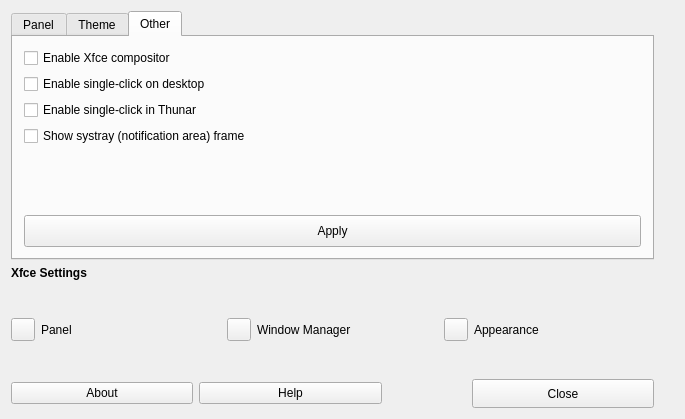
Above: tweak/defaultlook.ui from MX-Linux/mx-tweak before the change. Below: the same form after it.
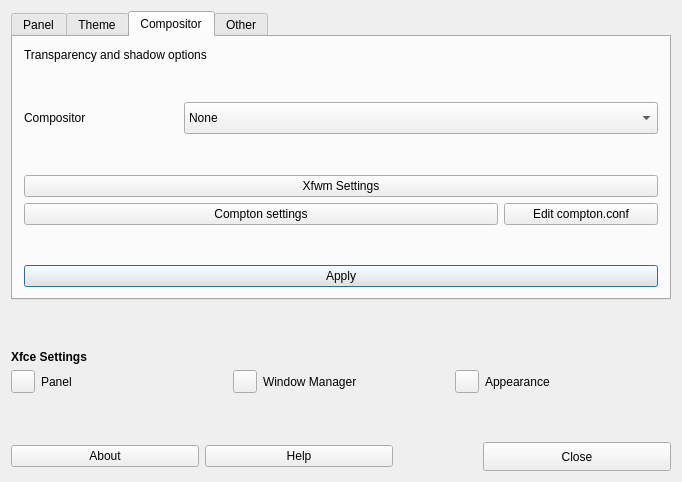
That is the form after the change. Icons and pictures are not drawn.

Commit message: added compositor tab, misc. features

```diff
--- a/tweak/defaultlook.ui
+++ b/tweak/defaultlook.ui
@@ -6,8 +6,8 @@
    <rect>
     <x>0</x>
     <y>0</y>
-    <width>685</width>
-    <height>419</height>
+    <width>682</width>
+    <height>482</height>
    </rect>
   </property>
   <property name="minimumSize">
@@ -24,229 +24,10 @@
     <normaloff>../../../../usr/share/pixmaps/mx-tweak.png</normaloff>../../../../usr/share/pixmaps/mx-tweak.png</iconset>
   </property>
   <widget class="QWidget" name="centralWidget">
-   <layout class="QGridLayout" name="gridLayout_4">
-    <item row="1" column="0">
-     <widget class="QLabel" name="label_7">
-      <property name="font">
-       <font>
-        <weight>75</weight>
-        <bold>true</bold>
-       </font>
-      </property>
-      <property name="text">
-       <string>Xfce Settings</string>
-      </property>
-     </widget>
-    </item>
-    <item row="2" column="2">
-     <spacer name="verticalSpacer_2">
-      <property name="orientation">
-       <enum>Qt::Vertical</enum>
-      </property>
-      <property name="sizeType">
-       <enum>QSizePolicy::MinimumExpanding</enum>
-      </property>
-      <property name="sizeHint" stdset="0">
-       <size>
-        <width>20</width>
-        <height>18</height>
-       </size>
-      </property>
-     </spacer>
-    </item>
-    <item row="3" column="0" colspan="2">
-     <layout class="QHBoxLayout" name="horizontalLayout">
-      <item>
-       <widget class="QToolButton" name="toolButtonXFCEpanelSettings">
-        <property name="toolTip">
-         <string>&lt;html&gt;&lt;head/&gt;&lt;body&gt;&lt;p&gt;Customize the panel&lt;/p&gt;&lt;/body&gt;&lt;/html&gt;</string>
-        </property>
-        <property name="text">
-         <string/>
-        </property>
-        <property name="icon">
-         <iconset theme="xfce4-panel">
-          <normaloff/>
-         </iconset>
-        </property>
-       </widget>
-      </item>
-      <item>
-       <widget class="QLabel" name="label_4">
-        <property name="text">
-         <string>Panel</string>
-        </property>
-       </widget>
-      </item>
-      <item>
-       <widget class="QToolButton" name="toolButtonXFCEWMsettings">
-        <property name="toolTip">
-         <string>&lt;html&gt;&lt;head/&gt;&lt;body&gt;&lt;p&gt;Configure window behavior and shortcuts&lt;/p&gt;&lt;/body&gt;&lt;/html&gt;</string>
-        </property>
-        <property name="text">
-         <string/>
-        </property>
-        <property name="icon">
-         <iconset theme="xfwm4">
-          <normaloff/>
-         </iconset>
-        </property>
-       </widget>
-      </item>
-      <item>
-       <widget class="QLabel" name="label_6">
-        <property name="text">
-         <string>Window Manager</string>
-        </property>
-       </widget>
-      </item>
-      <item>
-       <widget class="QToolButton" name="toolButtonXFCEAppearance">
-        <property name="toolTip">
-         <string>&lt;html&gt;&lt;head/&gt;&lt;body&gt;&lt;p&gt;Customize the look of your desktop&lt;/p&gt;&lt;/body&gt;&lt;/html&gt;</string>
-        </property>
-        <property name="text">
-         <string/>
-        </property>
-        <property name="icon">
-         <iconset theme="preferences-desktop-theme">
-          <normaloff/>
-         </iconset>
-        </property>
-       </widget>
-      </item>
-      <item>
-       <widget class="QLabel" name="label_5">
-        <property name="text">
-         <string>Appearance</string>
-        </property>
-       </widget>
-      </item>
-     </layout>
-    </item>
-    <item row="4" column="1">
-     <spacer name="verticalSpacer">
-      <property name="orientation">
-       <enum>Qt::Vertical</enum>
-      </property>
-      <property name="sizeHint" stdset="0">
-       <size>
-        <width>20</width>
-        <height>15</height>
-       </size>
-      </property>
-     </spacer>
-    </item>
-    <item row="5" column="0" colspan="2">
-     <layout class="QGridLayout" name="gridLayout_2">
-      <item row="0" column="2">
-       <spacer name="horizontalSpacer1">
-        <property name="orientation">
-         <enum>Qt::Horizontal</enum>
-        </property>
-        <property name="sizeType">
-         <enum>QSizePolicy::Minimum</enum>
-        </property>
-        <property name="sizeHint" stdset="0">
-         <size>
-          <width>28</width>
-          <height>29</height>
-         </size>
-        </property>
-       </spacer>
-      </item>
-      <item row="0" column="3">
-       <widget class="QLabel" name="labelMX">
-        <property name="maximumSize">
-         <size>
-          <width>32</width>
-          <height>32</height>
-         </size>
-        </property>
-        <property name="midLineWidth">
-         <number>0</number>
-        </property>
-        <property name="text">
-         <string/>
-        </property>
-        <property name="pixmap">
-         <pixmap resource="images.qrc">:/icons/logo.png</pixmap>
-        </property>
-        <property name="scaledContents">
-         <bool>true</bool>
-        </property>
-       </widget>
-      </item>
-      <item row="0" column="4">
-       <spacer name="horizontalSpacer2">
-        <property name="orientation">
-         <enum>Qt::Horizontal</enum>
-        </property>
-        <property name="sizeType">
-         <enum>QSizePolicy::Minimum</enum>
-        </property>
-        <property name="sizeHint" stdset="0">
-         <size>
-          <width>18</width>
-          <height>29</height>
-         </size>
-        </property>
-       </spacer>
-      </item>
-      <item row="0" column="7">
-       <widget class="QPushButton" name="buttonCancel">
-        <property name="sizePolicy">
-         <sizepolicy hsizetype="Minimum" vsizetype="Preferred">
-          <horstretch>0</horstretch>
-          <verstretch>0</verstretch>
-         </sizepolicy>
-        </property>
-        <property name="toolTip">
-         <string>Quit application</string>
-        </property>
-        <property name="text">
-         <string>Close</string>
-        </property>
-        <property name="icon">
-         <iconset theme="window-close">
-          <normaloff/>
-         </iconset>
-        </property>
-        <property name="shortcut">
-         <string>Alt+N</string>
-        </property>
-        <property name="autoDefault">
-         <bool>true</bool>
-        </property>
-       </widget>
-      </item>
+   <layout class="QGridLayout" name="gridLayout_11">
       <item row="0" column="0">
-       <widget class="QPushButton" name="buttonAbout">
-        <property name="text">
-         <string>About</string>
-        </property>
-        <property name="icon">
-         <iconset theme="help-about">
-          <normaloff/>
-         </iconset>
-        </property>
-       </widget>
-      </item>
-      <item row="0" column="1">
-       <widget class="QPushButton" name="buttonHelp">
-        <property name="text">
-         <string>Help</string>
-        </property>
-        <property name="icon">
-         <iconset theme="help-contents">
-          <normaloff/>
-         </iconset>
-        </property>
-       </widget>
-      </item>
-     </layout>
-    </item>
-    <item row="0" column="0" colspan="2">
+     <layout class="QGridLayout" name="gridLayout_9">
+      <item row="0" column="0">
      <widget class="QTabWidget" name="tabWidget">
       <property name="tabPosition">
        <enum>QTabWidget::North</enum>
@@ -315,20 +96,6 @@
             </property>
            </widget>
           </item>
-          <item row="2" column="0">
-           <widget class="QCheckBox" name="checkHorz">
-            <property name="text">
-             <string>Display panel horizontally</string>
-            </property>
-           </widget>
-          </item>
-          <item row="4" column="0">
-           <widget class="QLabel" name="label_3">
-            <property name="text">
-             <string>&lt;html&gt;&lt;head/&gt;&lt;body&gt;&lt;p&gt;&lt;span style=&quot; font-weight:600;&quot;&gt;Affects all panels&lt;/span&gt;&lt;/p&gt;&lt;/body&gt;&lt;/html&gt;</string>
-            </property>
-           </widget>
-          </item>
           <item row="2" column="1">
            <widget class="QComboBox" name="comboboxHorzPostition">
             <item>
@@ -343,6 +110,13 @@
             </item>
            </widget>
           </item>
+            <item row="2" column="0">
+             <widget class="QCheckBox" name="checkHorz">
+              <property name="text">
+               <string>Display panel horizontally</string>
+              </property>
+             </widget>
+            </item>
           <item row="3" column="1">
            <widget class="QComboBox" name="comboboxVertpostition">
             <item>
@@ -357,6 +131,26 @@
             </item>
            </widget>
           </item>
+            <item row="4" column="0">
+             <widget class="QLabel" name="label_3">
+              <property name="text">
+               <string>&lt;html&gt;&lt;head/&gt;&lt;body&gt;&lt;p&gt;&lt;span style=&quot; font-weight:600;&quot;&gt;Affects all panels&lt;/span&gt;&lt;/p&gt;&lt;/body&gt;&lt;/html&gt;</string>
+              </property>
+             </widget>
+            </item>
+            <item row="8" column="0">
+             <spacer name="verticalSpacer_9">
+              <property name="orientation">
+               <enum>Qt::Vertical</enum>
+              </property>
+              <property name="sizeHint" stdset="0">
+               <size>
+                <width>20</width>
+                <height>40</height>
+               </size>
+              </property>
+             </spacer>
+            </item>
          </layout>
         </item>
         <item row="1" column="0">
@@ -500,6 +294,165 @@
         </item>
        </layout>
       </widget>
+        <widget class="QWidget" name="CompositorTab">
+         <attribute name="title">
+          <string>Compositor</string>
+         </attribute>
+         <layout class="QGridLayout" name="gridLayout_10">
+          <item row="0" column="0">
+           <layout class="QGridLayout" name="gridLayout_4">
+            <item row="3" column="0">
+             <spacer name="verticalSpacer_8">
+              <property name="orientation">
+               <enum>Qt::Vertical</enum>
+              </property>
+              <property name="sizeHint" stdset="0">
+               <size>
+                <width>76</width>
+                <height>13</height>
+               </size>
+              </property>
+             </spacer>
+            </item>
+            <item row="4" column="0" colspan="4">
+             <widget class="QPushButton" name="buttonConfigureXfwm">
+              <property name="toolTip">
+               <string>Launch compton-conf configuration tool</string>
+              </property>
+              <property name="text">
+               <string>Xfwm Settings</string>
+              </property>
+              <property name="icon">
+               <iconset theme="wmtweaks">
+                <normaloff/>
+               </iconset>
+              </property>
+             </widget>
+            </item>
+            <item row="2" column="1" colspan="3">
+             <widget class="QComboBox" name="comboBoxCompositor">
+              <property name="minimumSize">
+               <size>
+                <width>0</width>
+                <height>32</height>
+               </size>
+              </property>
+              <item>
+               <property name="text">
+                <string>None</string>
+               </property>
+              </item>
+              <item>
+               <property name="text">
+                <string>Xfwm (Xfce) Compositor</string>
+               </property>
+              </item>
+              <item>
+               <property name="text">
+                <string>Compton </string>
+               </property>
+              </item>
+             </widget>
+            </item>
+            <item row="5" column="3">
+             <widget class="QPushButton" name="buttonEditComptonConf">
+              <property name="toolTip">
+               <string>Edit compton.conf directly in text editor</string>
+              </property>
+              <property name="text">
+               <string>Edit compton.conf</string>
+              </property>
+              <property name="icon">
+               <iconset theme="edit">
+                <normaloff>../../mx-compton/app</normaloff>../../mx-compton/app</iconset>
+              </property>
+             </widget>
+            </item>
+            <item row="1" column="0">
+             <spacer name="verticalSpacer_7">
+              <property name="orientation">
+               <enum>Qt::Vertical</enum>
+              </property>
+              <property name="sizeHint" stdset="0">
+               <size>
+                <width>76</width>
+                <height>13</height>
+               </size>
+              </property>
+             </spacer>
+            </item>
+            <item row="2" column="0">
+             <widget class="QLabel" name="label_9">
+              <property name="text">
+               <string>Compositor</string>
+              </property>
+             </widget>
+            </item>
+            <item row="0" column="0" colspan="3">
+             <widget class="QLabel" name="label_8">
+              <property name="text">
+               <string>Transparency and shadow options</string>
+              </property>
+             </widget>
+            </item>
+            <item row="5" column="0" colspan="3">
+             <widget class="QPushButton" name="buttonConfigureCompton">
+              <property name="toolTip">
+               <string>Launch compton-conf configuration tool</string>
+              </property>
+              <property name="text">
+               <string>Compton settings</string>
+              </property>
+              <property name="icon">
+               <iconset theme="preferences-system">
+                <normaloff>../../mx-compton/app</normaloff>../../mx-compton/app</iconset>
+              </property>
+             </widget>
+            </item>
+            <item row="7" column="0" colspan="4">
+             <widget class="QPushButton" name="buttonCompositorApply">
+              <property name="sizePolicy">
+               <sizepolicy hsizetype="Minimum" vsizetype="Preferred">
+                <horstretch>0</horstretch>
+                <verstretch>0</verstretch>
+               </sizepolicy>
+              </property>
+              <property name="text">
+               <string>Apply</string>
+              </property>
+              <property name="icon">
+               <iconset theme="dialog-ok">
+                <normaloff/>
+               </iconset>
+              </property>
+              <property name="shortcut">
+               <string/>
+              </property>
+              <property name="autoDefault">
+               <bool>true</bool>
+              </property>
+              <property name="default">
+               <bool>true</bool>
+              </property>
+             </widget>
+            </item>
+            <item row="6" column="0">
+             <spacer name="verticalSpacer_5">
+              <property name="orientation">
+               <enum>Qt::Vertical</enum>
+              </property>
+              <property name="sizeHint" stdset="0">
+               <size>
+                <width>76</width>
+                <height>13</height>
+               </size>
+              </property>
+             </spacer>
+            </item>
+           </layout>
+          </item>
+         </layout>
+        </widget>
       <widget class="QWidget" name="etcTab">
        <attribute name="title">
         <string>Other</string>
@@ -507,17 +460,17 @@
        <layout class="QGridLayout" name="gridLayout_8">
         <item row="0" column="0">
          <layout class="QGridLayout" name="gridLayout_7">
-          <item row="1" column="0">
+            <item row="0" column="0">
            <widget class="QCheckBox" name="checkBoxSingleClick">
             <property name="text">
              <string>Enable single-click on desktop</string>
             </property>
            </widget>
           </item>
-          <item row="2" column="0">
+            <item row="1" column="0">
            <widget class="QCheckBox" name="checkBoxThunarSingleClick">
             <property name="text">
-             <string>Enable single-click in Thunar</string>
+               <string>Enable single-click in Thunar File Manager</string>
             </property>
            </widget>
           </item>
@@ -539,13 +492,6 @@
             </property>
            </widget>
           </item>
-          <item row="0" column="0">
-           <widget class="QCheckBox" name="checkBoxXfceCompositor">
-            <property name="text">
-             <string>Enable Xfce compositor</string>
-            </property>
-           </widget>
-          </item>
           <item row="4" column="0">
            <spacer name="verticalSpacer_6">
             <property name="orientation">
@@ -559,18 +505,248 @@
             </property>
            </spacer>
           </item>
-          <item row="3" column="0">
+            <item row="2" column="0">
            <widget class="QCheckBox" name="checkBoxSystrayFrame">
             <property name="text">
              <string>Show systray (notification area) frame</string>
             </property>
            </widget>
           </item>
+            <item row="3" column="0">
+             <widget class="QCheckBox" name="checkBoxShowAllWorkspaces">
+              <property name="text">
+               <string>Show windows from all workspaces in panel</string>
+              </property>
+             </widget>
+            </item>
          </layout>
         </item>
        </layout>
       </widget>
      </widget>
+      </item>
+      <item row="1" column="0">
+       <spacer name="verticalSpacer_2">
+        <property name="orientation">
+         <enum>Qt::Vertical</enum>
+        </property>
+        <property name="sizeType">
+         <enum>QSizePolicy::MinimumExpanding</enum>
+        </property>
+        <property name="sizeHint" stdset="0">
+         <size>
+          <width>20</width>
+          <height>18</height>
+         </size>
+        </property>
+       </spacer>
+      </item>
+      <item row="2" column="0">
+       <widget class="QLabel" name="label_7">
+        <property name="font">
+         <font>
+          <weight>75</weight>
+          <bold>true</bold>
+         </font>
+        </property>
+        <property name="text">
+         <string>Xfce Settings</string>
+        </property>
+       </widget>
+      </item>
+      <item row="3" column="0">
+       <layout class="QHBoxLayout" name="horizontalLayout">
+        <item>
+         <widget class="QToolButton" name="toolButtonXFCEpanelSettings">
+          <property name="toolTip">
+           <string>&lt;html&gt;&lt;head/&gt;&lt;body&gt;&lt;p&gt;Customize the panel&lt;/p&gt;&lt;/body&gt;&lt;/html&gt;</string>
+          </property>
+          <property name="text">
+           <string/>
+          </property>
+          <property name="icon">
+           <iconset theme="xfce4-panel">
+            <normaloff/>
+           </iconset>
+          </property>
+         </widget>
+        </item>
+        <item>
+         <widget class="QLabel" name="label_4">
+          <property name="text">
+           <string>Panel</string>
+          </property>
+         </widget>
+        </item>
+        <item>
+         <widget class="QToolButton" name="toolButtonXFCEWMsettings">
+          <property name="toolTip">
+           <string>&lt;html&gt;&lt;head/&gt;&lt;body&gt;&lt;p&gt;Configure window behavior and shortcuts&lt;/p&gt;&lt;/body&gt;&lt;/html&gt;</string>
+          </property>
+          <property name="text">
+           <string/>
+          </property>
+          <property name="icon">
+           <iconset theme="xfwm4">
+            <normaloff/>
+           </iconset>
+          </property>
+         </widget>
+        </item>
+        <item>
+         <widget class="QLabel" name="label_6">
+          <property name="text">
+           <string>Window Manager</string>
+          </property>
+         </widget>
+        </item>
+        <item>
+         <widget class="QToolButton" name="toolButtonXFCEAppearance">
+          <property name="toolTip">
+           <string>&lt;html&gt;&lt;head/&gt;&lt;body&gt;&lt;p&gt;Customize the look of your desktop&lt;/p&gt;&lt;/body&gt;&lt;/html&gt;</string>
+          </property>
+          <property name="text">
+           <string/>
+          </property>
+          <property name="icon">
+           <iconset theme="preferences-desktop-theme">
+            <normaloff/>
+           </iconset>
+          </property>
+         </widget>
+        </item>
+        <item>
+         <widget class="QLabel" name="label_5">
+          <property name="text">
+           <string>Appearance</string>
+          </property>
+         </widget>
+        </item>
+       </layout>
+      </item>
+      <item row="4" column="0">
+       <spacer name="verticalSpacer">
+        <property name="orientation">
+         <enum>Qt::Vertical</enum>
+        </property>
+        <property name="sizeHint" stdset="0">
+         <size>
+          <width>20</width>
+          <height>15</height>
+         </size>
+        </property>
+       </spacer>
+      </item>
+      <item row="5" column="0">
+       <layout class="QGridLayout" name="gridLayout_2">
+        <item row="0" column="2">
+         <spacer name="horizontalSpacer1">
+          <property name="orientation">
+           <enum>Qt::Horizontal</enum>
+          </property>
+          <property name="sizeType">
+           <enum>QSizePolicy::Minimum</enum>
+          </property>
+          <property name="sizeHint" stdset="0">
+           <size>
+            <width>28</width>
+            <height>29</height>
+           </size>
+          </property>
+         </spacer>
+        </item>
+        <item row="0" column="3">
+         <widget class="QLabel" name="labelMX">
+          <property name="maximumSize">
+           <size>
+            <width>32</width>
+            <height>32</height>
+           </size>
+          </property>
+          <property name="midLineWidth">
+           <number>0</number>
+          </property>
+          <property name="text">
+           <string/>
+          </property>
+          <property name="pixmap">
+           <pixmap resource="images.qrc">:/icons/logo.png</pixmap>
+          </property>
+          <property name="scaledContents">
+           <bool>true</bool>
+          </property>
+         </widget>
+        </item>
+        <item row="0" column="4">
+         <spacer name="horizontalSpacer2">
+          <property name="orientation">
+           <enum>Qt::Horizontal</enum>
+          </property>
+          <property name="sizeType">
+           <enum>QSizePolicy::Minimum</enum>
+          </property>
+          <property name="sizeHint" stdset="0">
+           <size>
+            <width>18</width>
+            <height>29</height>
+           </size>
+          </property>
+         </spacer>
+        </item>
+        <item row="0" column="0">
+         <widget class="QPushButton" name="buttonAbout">
+          <property name="text">
+           <string>About</string>
+          </property>
+          <property name="icon">
+           <iconset theme="help-about">
+            <normaloff/>
+           </iconset>
+          </property>
+         </widget>
+        </item>
+        <item row="0" column="1">
+         <widget class="QPushButton" name="buttonHelp">
+          <property name="text">
+           <string>Help</string>
+          </property>
+          <property name="icon">
+           <iconset theme="help-contents">
+            <normaloff/>
+           </iconset>
+          </property>
+         </widget>
+        </item>
+        <item row="0" column="7">
+         <widget class="QPushButton" name="buttonCancel">
+          <property name="sizePolicy">
+           <sizepolicy hsizetype="Minimum" vsizetype="Preferred">
+            <horstretch>0</horstretch>
+            <verstretch>0</verstretch>
+           </sizepolicy>
+          </property>
+          <property name="toolTip">
+           <string>Quit application</string>
+          </property>
+          <property name="text">
+           <string>Close</string>
+          </property>
+          <property name="icon">
+           <iconset theme="window-close">
+            <normaloff/>
+           </iconset>
+          </property>
+          <property name="shortcut">
+           <string>Alt+N</string>
+          </property>
+          <property name="autoDefault">
+           <bool>true</bool>
+          </property>
+         </widget>
+        </item>
+       </layout>
+      </item>
+     </layout>
     </item>
    </layout>
   </widget>
```
Lines whose indentation alone changed are shown as unchanged. The commit also changes 13 other files.
